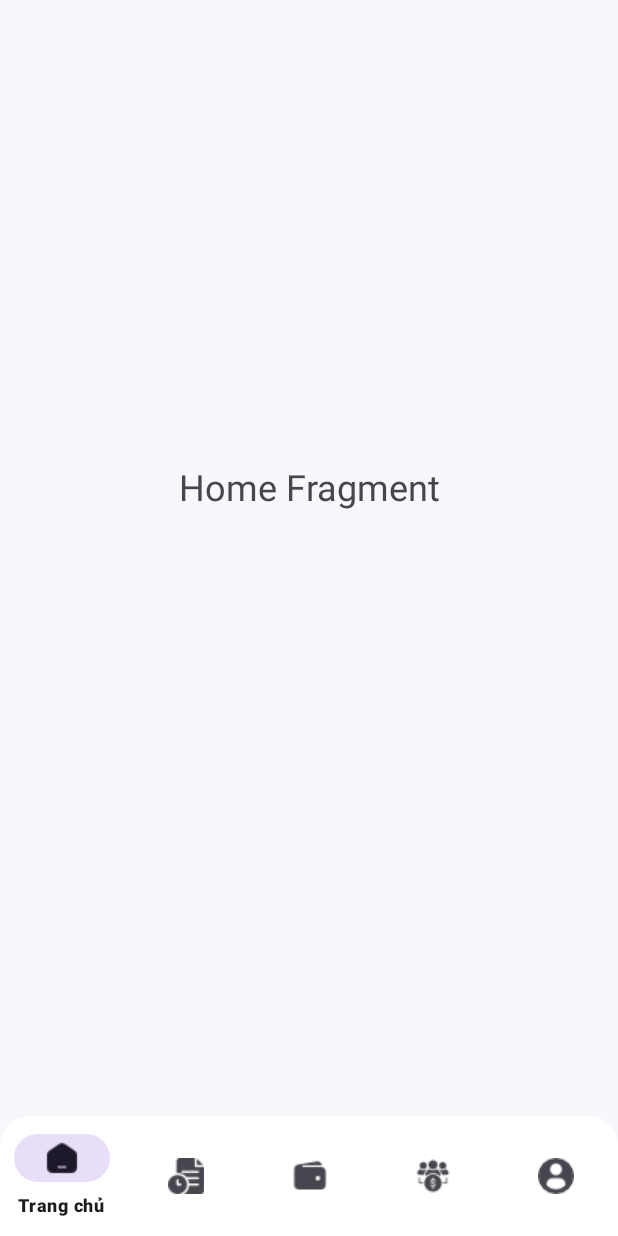
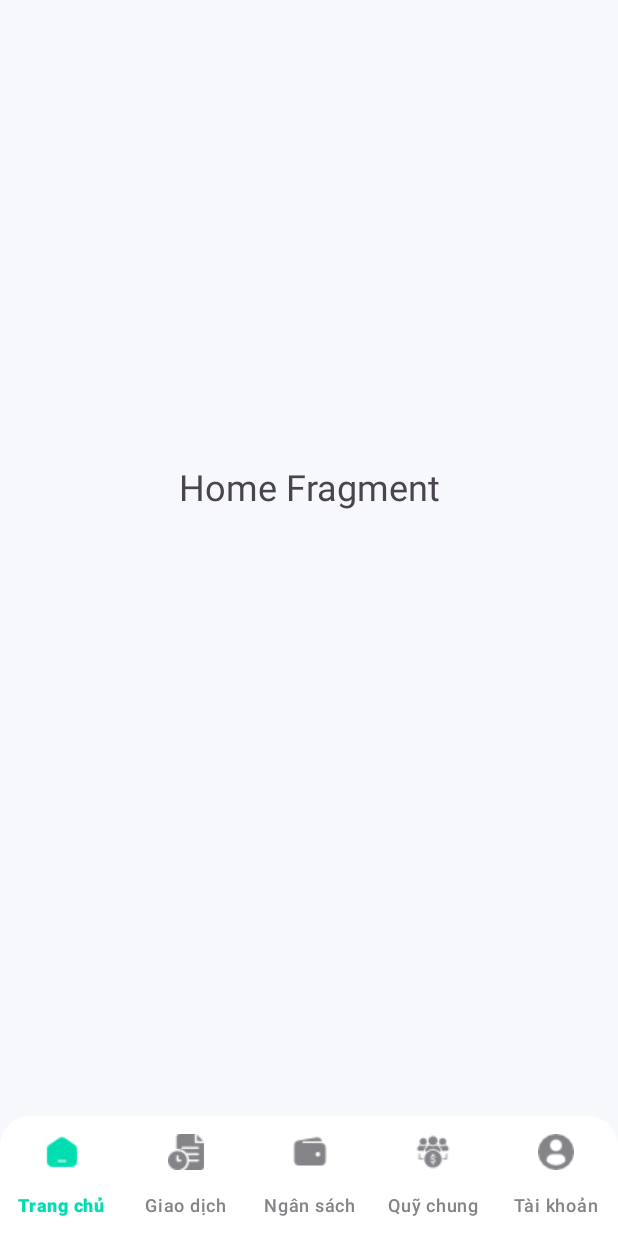
Before and after one commit to DatTranDev/ExpenseTracker, an Android app: the screen it shows after launch (MainActivity), on a phone screen of 412 x 824 dp. Run offline under Robolectric (Android 15) with nearby library versions, the light colour scheme and no system bars.

Commit message:
style(navbar): update color and appearance of item

```diff
--- /dev/null
+++ b/app/src/main/res/color/nav_bar_item_color.xml
@@ -0,0 +1,5 @@
+<?xml version="1.0" encoding="utf-8"?>
+<selector xmlns:android="http://schemas.android.com/apk/res/android">
+    <item android:color="#848488" android:state_checked="false"/>
+    <item android:color="@color/accent_green" android:state_checked="true"/>
+</selector>
--- a/app/src/main/res/layout/activity_main.xml
+++ b/app/src/main/res/layout/activity_main.xml
@@ -12,7 +12,11 @@
         android:layout_width="match_parent"
         android:layout_height="wrap_content"
         android:background="@drawable/top_rounded_corner"
-        app:labelVisibilityMode="auto"
+        app:itemActiveIndicatorStyle="@style/Widget.Design.BottomNavigationView"
+        app:itemIconTint="@color/nav_bar_item_color"
+        app:itemRippleColor="@color/white"
+        app:itemTextColor="@color/nav_bar_item_color"
+        app:labelVisibilityMode="labeled"
         app:layout_constraintBottom_toBottomOf="parent"
         app:layout_constraintStart_toStartOf="parent"
         app:menu="@menu/bottom_navigation" />
--- a/app/src/main/res/menu/bottom_navigation.xml
+++ b/app/src/main/res/menu/bottom_navigation.xml
@@ -6,7 +6,7 @@
         android:icon="@drawable/ic_home"
         android:id="@+id/home"/>
     <item
-        android:title="Sổ giao dịch"
+        android:title="Giao dịch"
         android:icon="@drawable/ic_transaction_log"
         android:id="@+id/transactionLog"/>
     <item
```
